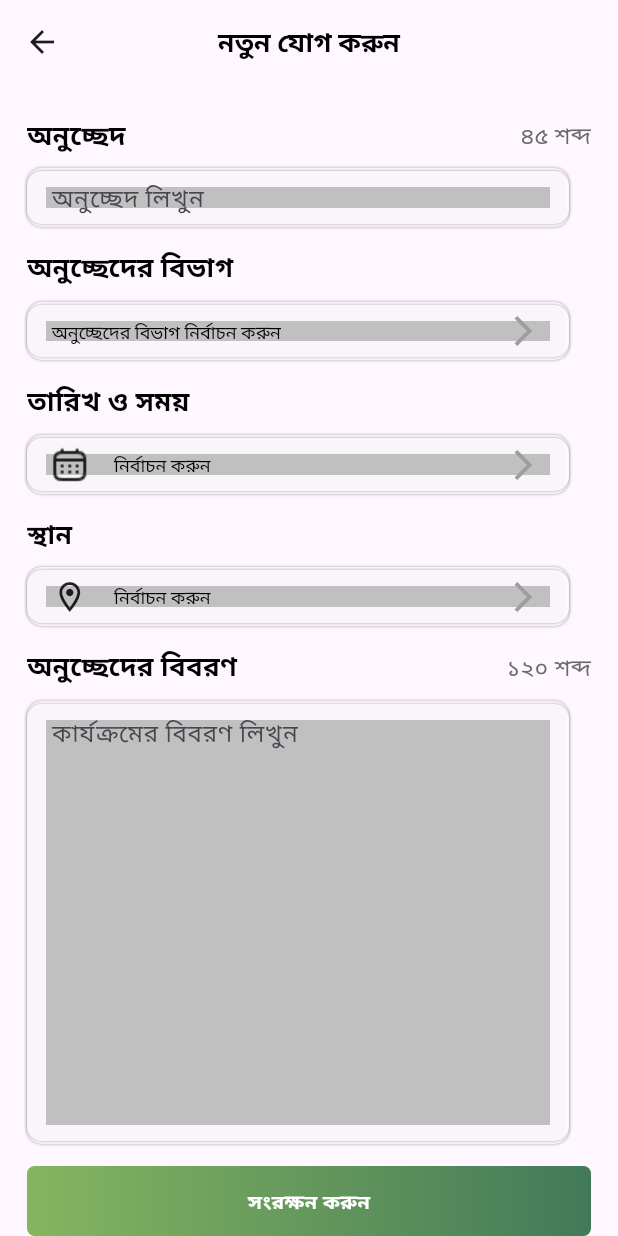
After one commit to hridoycse197/softbd_task_project, a Flutter app: the screen it shows after launch, on a phone screen of 412 x 824 dp. The commit adds this screen. Run offline on Flutter 3.47's test engine with Material 3 defaults, Android fonts, the phone set to English and light mode, and no system bars; our stand-ins replace dashed_circular_progress_bar, dio, get, google_fonts, isar, stylish_bottom_bar; accounts and stored records are empty.

Commit message:
add new page design

```diff
--- a/lib/App.dart
+++ b/lib/App.dart
@@ -1,6 +1,8 @@
 import 'package:flutter/material.dart';
 import 'package:get/get.dart';
 import 'package:softbd_task_project/src/pages/main_page.dart';
+
+import 'src/pages/add_new_page.dart';
 
 class App extends StatelessWidget {
   const App({super.key});
@@ -8,10 +10,10 @@ class App extends StatelessWidget {
   // This widget is the root of your application.
   @override
   Widget build(BuildContext context) {
-    return GetMaterialApp(
+    return const GetMaterialApp(
       debugShowCheckedModeBanner: false,
       title: 'SoftBd Task Project',
-      home: MainPage(),
+      home: AddNewPage(),
     );
   }
 }
--- /dev/null
+++ b/lib/src/components/add_new_page_container_widget.dart
@@ -0,0 +1,36 @@
+import 'package:flutter/material.dart';
+
+import '../config/utils/app_colors.dart';
+import '../config/utils/helper.dart';
+
+class AddNewPageContainerWidget extends StatelessWidget {
+  Widget child;
+  AddNewPageContainerWidget({super.key, required this.child});
+
+  @override
+  Widget build(BuildContext context) {
+    return Container(
+        alignment: Alignment.center,
+        height: mediaQueryHeight(35),
+        padding: EdgeInsets.symmetric(horizontal: mediaQueryWidth(15)),
+        width: mediaQueryWidth(327),
+        decoration: BoxDecoration(
+            color: addNewPageContainerBg.withOpacity(.4),
+            borderRadius: BorderRadius.circular(10),
+            boxShadow: const [
+              BoxShadow(
+                  color: grey,
+                  offset: Offset(1, 1),
+                  spreadRadius: .5,
+                  blurRadius: 1,
+                  blurStyle: BlurStyle.outer),
+              BoxShadow(
+                  color: grey,
+                  offset: Offset(1, -1),
+                  spreadRadius: .5,
+                  blurStyle: BlurStyle.outer,
+                  blurRadius: 1),
+            ]),
+        child: child);
+  }
+}
--- a/lib/src/components/custom_button_widget.dart
+++ b/lib/src/components/custom_button_widget.dart
@@ -1,55 +1,47 @@
 import 'package:flutter/material.dart';
+import 'package:flutter/widgets.dart';
 
+import '../config/utils/app_colors.dart';
+import '../config/utils/helper.dart';
 import 'custom_text_widget.dart';
 
-class CustomButtonWidget extends StatelessWidget {
-  final double width;
-  final double height;
-  final Color color;
-  final Color titleColor;
-  final Color borderColor;
-  final String title;
-  final VoidCallback onTap;
-  final bool isLoading;
+class CustomButton extends StatelessWidget {
+  String title;
+  double height;
 
-  const CustomButtonWidget({
-    super.key,
-    this.isLoading = false,
-    required this.width,
-    this.borderColor = Colors.transparent,
-    required this.height,
-    this.titleColor = Colors.white,
-    required this.color,
-    required this.title,
-    required this.onTap,
-  });
+  double width;
+  VoidCallback onTap;
+  double borderRadius;
+  CustomButton(
+      {super.key,
+      required this.borderRadius,
+      required this.height,
+      required this.width,
+      required this.onTap,
+      required this.title});
 
   @override
   Widget build(BuildContext context) {
     return GestureDetector(
       onTap: onTap,
       child: Container(
-        width: width,
-        height: height,
+        alignment: Alignment.center,
+        width: mediaQueryWidth(width), // Width (Hug 100px)
+        height: mediaQueryHeight(height), // Height (Hug 29px)
+
         decoration: BoxDecoration(
-          color: color,
-          border: Border.all(
-              color: borderColor ),
-          borderRadius:
-              BorderRadius.circular(8.0), // Add rounded corners if desired
+          gradient: const LinearGradient(
+            begin: Alignment.centerLeft,
+            end: Alignment.centerRight,
+            colors: [primaryGreen, primaryGreenGradient], // Gradient colors
+          ),
+          borderRadius: BorderRadius.circular(borderRadius), // Border radius
         ),
-        child: Center(
-          child: isLoading
-              ? const CircularProgressIndicator(
-                  color: Colors.white,
-                )
-              : KText(
-                  text: title,
-                  fontColor: titleColor,
-                  fontSize: 16.0,
-                  fontWeight: FontWeight.bold,
-                ),
-        ),
+        child: KText(
+            text: title,
+            fontWeight: FontWeight.w700,
+            fontSize: mediaQueryWidth(12),
+            fontColor: Colors.white),
       ),
     );
   }
--- a/lib/src/config/utils/app_colors.dart
+++ b/lib/src/config/utils/app_colors.dart
@@ -4,7 +4,9 @@ const white = Colors.white;
 const black = Colors.black;
 const primaryGreen = Color(0xff86B560);
 const timeTextColor = Color(0xff2A61EE);
+const textColorgrey = Color(0xff6A6A6A);
 const fontColorsecondary = Color(0xff6A6A6A);
+const addNewPageContainerBg = Color(0xffF2F2F2);
 const primaryGreenGradient = Color.fromARGB(255, 66, 122, 88);
 const transparent = Colors.transparent;
 const red = Colors.red;
--- /dev/null
+++ b/lib/src/pages/add_new_page.dart
@@ -0,0 +1,221 @@
+import 'package:flutter/material.dart';
+import 'package:flutter/widgets.dart';
+import 'package:get/get.dart';
+import 'package:softbd_task_project/src/components/custom_text_widget.dart';
+import 'package:softbd_task_project/src/components/space_horizontal_widget.dart';
+import 'package:softbd_task_project/src/components/space_vertical_widget.dart';
+import 'package:softbd_task_project/src/config/utils/helper.dart';
+
+import '../components/add_new_page_container_widget.dart';
+import '../components/custom_button_widget.dart';
+import '../config/utils/app_colors.dart';
+
+class AddNewPage extends StatelessWidget {
+  const AddNewPage({super.key});
+
+  @override
+  Widget build(BuildContext context) {
+    return Scaffold(
+      appBar: AppBar(
+        leading: const Icon(Icons.arrow_back),
+        centerTitle: true,
+        title: KText(
+          text: 'নতুন যোগ করুন',
+          fontWeight: FontWeight.w700,
+          fontSize: mediaQueryWidth(16),
+        ),
+      ),
+      body: SafeArea(
+          child: Padding(
+        padding: const EdgeInsets.symmetric(horizontal: 18.0),
+        child: Column(
+          crossAxisAlignment: CrossAxisAlignment.start,
+          children: [
+            SpaceVerticalWidget(height: 20),
+            Row(
+              mainAxisAlignment: MainAxisAlignment.spaceBetween,
+              children: [
+                KText(
+                  text: 'অনুচ্ছেদ',
+                  fontWeight: FontWeight.w700,
+                  fontSize: mediaQueryWidth(16),
+                ),
+                KText(
+                  text: '৪৫ শব্দ',
+                  fontWeight: FontWeight.w400,
+                  fontSize: mediaQueryWidth(14),
+                  fontColor: textColorgrey,
+                ),
+              ],
+            ),
+            SpaceVerticalWidget(height: 10),
+            AddNewPageContainerWidget(
+              child: Align(
+                alignment: Alignment.center,
+                child: TextFormField(
+                  decoration: const InputDecoration(
+                      hintText: 'অনুচ্ছেদ লিখুন', border: InputBorder.none),
+                ),
+              ),
+            ),
+            SpaceVerticalWidget(height: 15),
+            KText(
+              text: 'অনুচ্ছেদের বিভাগ',
+              fontWeight: FontWeight.w700,
+              fontSize: mediaQueryWidth(16),
+            ),
+            SpaceVerticalWidget(height: 10),
+            AddNewPageContainerWidget(
+              child: Row(
+                mainAxisAlignment: MainAxisAlignment.spaceBetween,
+                children: [
+                  DropdownButton(
+                    underline: const SizedBox.shrink(),
+                    icon: const SizedBox.shrink(),
+                    value: 'অনুচ্ছেদের বিভাগ নির্বাচন করুন',
+                    style: const TextStyle(
+                        color: fontColorsecondary, fontWeight: FontWeight.w400),
+                    items: [
+                      DropdownMenuItem(
+                          value: 'অনুচ্ছেদের বিভাগ নির্বাচন করুন',
+                          child: KText(text: 'অনুচ্ছেদের বিভাগ নির্বাচন করুন')),
+                      DropdownMenuItem(
+                          value: 'text', child: KText(text: 'text')),
+                      DropdownMenuItem(value: 'dd', child: KText(text: 'dd'))
+                    ],
+                    onChanged: (value) {},
+                  ),
+                  const Icon(
+                    Icons.arrow_forward_ios,
+                    color: grey,
+                  )
+                ],
+              ),
+            ),
+            SpaceVerticalWidget(height: 15),
+            KText(
+              text: 'তারিখ ও সময়',
+              fontWeight: FontWeight.w700,
+              fontSize: mediaQueryWidth(16),
+            ),
+            SpaceVerticalWidget(height: 10),
+            AddNewPageContainerWidget(
+              child: Row(
+                mainAxisAlignment: MainAxisAlignment.spaceBetween,
+                children: [
+                  Row(
+                    children: [
+                      Image.asset('assets/calendar.png'),
+                      SpaceHorizontalWidget(width: 16),
+                      DropdownButton(
+                        underline: const SizedBox.shrink(),
+                        icon: const SizedBox.shrink(),
+                        value: 'নির্বাচন করুন',
+                        style: const TextStyle(
+                            color: fontColorsecondary,
+                            fontWeight: FontWeight.w400),
+                        items: [
+                          DropdownMenuItem(
+                              value: 'নির্বাচন করুন',
+                              child: KText(text: 'নির্বাচন করুন')),
+                          DropdownMenuItem(
+                              value: 'text', child: KText(text: 'text')),
+                          DropdownMenuItem(
+                              value: 'dd', child: KText(text: 'dd'))
+                        ],
+                        onChanged: (value) {},
+                      ),
+                    ],
+                  ),
+                  const Icon(
+                    Icons.arrow_forward_ios,
+                    color: grey,
+                  )
+                ],
+              ),
+            ),
+            SpaceVerticalWidget(height: 15),
+            KText(
+              text: 'স্থান',
+              fontWeight: FontWeight.w700,
+              fontSize: mediaQueryWidth(16),
+            ),
+            SpaceVerticalWidget(height: 10),
+            AddNewPageContainerWidget(
+              child: Row(
+                mainAxisAlignment: MainAxisAlignment.spaceBetween,
+                children: [
+                  Row(children: [
+                    const Icon(Icons.location_on_outlined),
+                    SpaceHorizontalWidget(width: 16),
+                    DropdownButton(
+                      underline: const SizedBox.shrink(),
+                      icon: const SizedBox.shrink(),
+                      value: 'নির্বাচন করুন',
+                      style: const TextStyle(
+                          color: fontColorsecondary,
+                          fontWeight: FontWeight.w400),
+                      items: [
+                        DropdownMenuItem(
+                            value: 'নির্বাচন করুন',
+                            child: KText(text: 'নির্বাচন করুন')),
+                        DropdownMenuItem(
+                            value: 'text', child: KText(text: 'text')),
+                        DropdownMenuItem(value: 'dd', child: KText(text: 'dd'))
+                      ],
+                      onChanged: (value) {},
+                    ),
+                  ]),
+                  const Icon(
+                    Icons.arrow_forward_ios,
+                    color: grey,
+                  )
+                ],
+              ),
+            ),
+            SpaceVerticalWidget(height: 15),
+            Row(
+              mainAxisAlignment: MainAxisAlignment.spaceBetween,
+              children: [
+                KText(
+                  text: 'অনুচ্ছেদের বিবরণ',
+                  fontWeight: FontWeight.w700,
+                  fontSize: mediaQueryWidth(16),
+                ),
+                KText(
+                  text: '১২০ শব্দ',
+                  fontWeight: FontWeight.w400,
+                  fontSize: mediaQueryWidth(14),
+                  fontColor: textColorgrey,
+                ),
+              ],
+            ),
+            SpaceVerticalWidget(height: 10),
+            Expanded(
+              child: AddNewPageContainerWidget(
+                child: Align(
+                  alignment: Alignment.center,
+                  child: TextFormField(
+                    minLines: 20,
+                    maxLines: 30,
+                    decoration: const InputDecoration(
+                        hintText: 'কার্যক্রমের বিবরণ লিখুন',
+                        border: InputBorder.none),
+                  ),
+                ),
+              ),
+            ),
+            SpaceVerticalWidget(height: 15),
+            CustomButton(
+              height: 46,
+              width: Get.width,
+              title: 'সংরক্ষন করুন',
+              borderRadius: 5.0,
+              onTap: () {},
+            ),
+          ],
+        ),
+      )),
+    );
+  }
+}
--- a/lib/src/pages/timeline_page.dart
+++ b/lib/src/pages/timeline_page.dart
@@ -6,6 +6,7 @@ import 'package:intl/intl.dart';
 import 'package:intl/date_symbol_data_local.dart';
 import 'package:softbd_task_project/src/pages/widgets/date_selector_widget.dart';
 
+import '../components/custom_button_widget.dart';
 import '../components/gridview_element_widget.dart';
 import '../config/utils/app_colors.dart';
 import 'widgets/time_management_widget.dart';
@@ -54,28 +55,11 @@ class _TimeLinePageState extends State<TimeLinePage> {
                     fontWeight: FontWeight.w700,
                     fontSize: mediaQueryWidth(16),
                   ),
-                  Container(
-                    alignment: Alignment.center,
-                    width: mediaQueryWidth(110.0), // Width (Hug 100px)
-                    height: mediaQueryHeight(30.0), // Height (Hug 29px)
+                  CustomButton(
+                    width: 110.0, // Width (Hug 100px)
+                    height: 30.0, // Height (Hug 29px)
 
-                    decoration: BoxDecoration(
-                      gradient: const LinearGradient(
-                        begin: Alignment.centerLeft,
-                        end: Alignment.centerRight,
-                        colors: [
-                          primaryGreen,
-                          primaryGreenGradient
-                        ], // Gradient colors
-                      ),
-                      borderRadius:
-                          BorderRadius.circular(24.0), // Border radius
-                    ),
-                    child: KText(
-                        text: 'নতুন যোগ করুন',
-                        fontWeight: FontWeight.w700,
-                        fontSize: mediaQueryWidth(12),
-                        fontColor: Colors.white),
+                    title: 'নতুন যোগ করুন', borderRadius: 5.0, onTap: () {},
                   ),
                 ],
               ),
```
